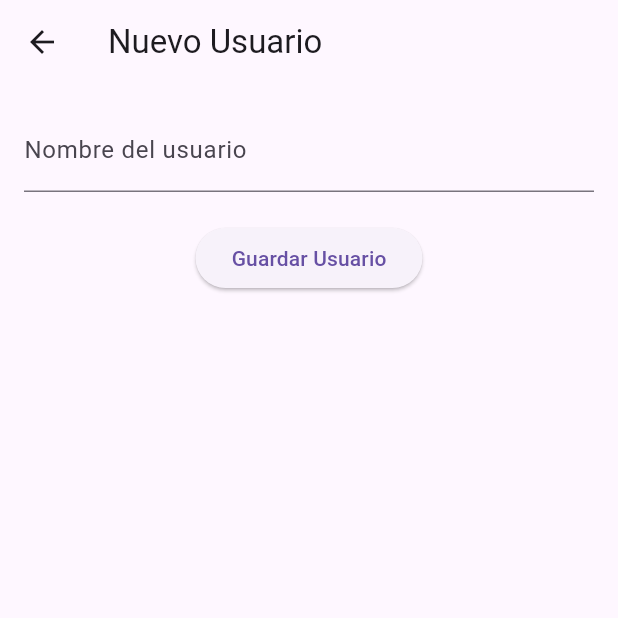
After one commit to JhonMasmela777/APPmoviles, a Flutter app: the CrudView screen opened by its route, after a tap on the "add" icon, on a phone screen of 412 x 824 dp, the top half of it. The commit adds this screen. Run offline on Flutter 3.47's test engine with Material 3 defaults, Android fonts, the phone set to English and light mode, and no system bars; our stand-ins replace go_router, shared_preferences; accounts and stored records are empty.

Commit message:
taller final corte 2, creacion de crud, crear, editar, guardar yborrarusuarios

```diff
--- a/lib/main.dart
+++ b/lib/main.dart
@@ -1,5 +1,7 @@
 import 'package:flutter/material.dart';
 import 'package:go_router/go_router.dart';
+import 'package:hola_mundo/crud_view.dart';
+import 'package:hola_mundo/usuarios_view.dart';
 import 'custom_drawer.dart'; // Asegúrate de importar tu CustomDrawer
 import 'timer_view.dart';
 import 'isolate_view.dart';
@@ -43,6 +45,13 @@ final GoRouter _router = GoRouter(
       name: 'future',
       builder: (context, state) => const FutureView(),
     ),
+    GoRoute(
+      path: '/usuarios',
+      name: 'crudUsuarios', // Nombre de la ruta
+      builder:
+          (context, state) =>
+              const CrudView(), // O el widget principal del CRUD
+    ),
   ],
 );
 
--- /dev/null
+++ b/lib/usuarios_view.dart
@@ -0,0 +1,62 @@
+import 'package:flutter/material.dart';
+
+class UsuariosView extends StatefulWidget {
+  final String? valorInicial;
+
+  const UsuariosView({super.key, this.valorInicial});
+
+  @override
+  State<UsuariosView> createState() => _UsuariosViewState();
+}
+
+class _UsuariosViewState extends State<UsuariosView> {
+  late TextEditingController _controller;
+
+  @override
+  void initState() {
+    super.initState();
+    _controller = TextEditingController(text: widget.valorInicial ?? '');
+  }
+
+  @override
+  void dispose() {
+    _controller.dispose();
+    super.dispose();
+  }
+
+  void _guardar() {
+    final texto = _controller.text.trim();
+    if (texto.isNotEmpty) {
+      Navigator.pop(context, texto);
+    }
+  }
+
+  @override
+  Widget build(BuildContext context) {
+    final esEdicion = widget.valorInicial != null;
+
+    return Scaffold(
+      appBar: AppBar(
+        title: Text(esEdicion ? 'Editar Usuario' : 'Nuevo Usuario'),
+      ),
+      body: Padding(
+        padding: const EdgeInsets.all(16),
+        child: Column(
+          children: [
+            TextField(
+              controller: _controller,
+              decoration: const InputDecoration(
+                labelText: 'Nombre del usuario',
+              ),
+            ),
+            const SizedBox(height: 20),
+            ElevatedButton(
+              onPressed: _guardar,
+              child: Text(esEdicion ? 'Guardar Cambios' : 'Guardar Usuario'),
+            ),
+          ],
+        ),
+      ),
+    );
+  }
+}
```
Also changed, not shown: lib/crud_view.dart (added, +112 -0 lines), lib/custom_drawer.dart (+8 -0 lines), pubspec.yaml (+6 -2 lines), pubspec.lock, 1 other file.
